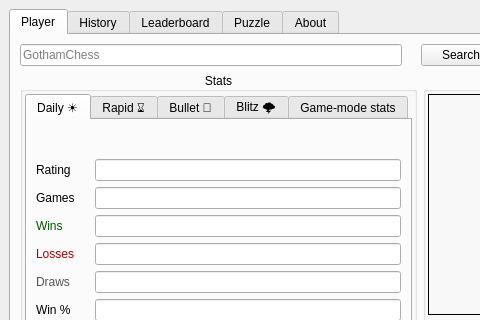
Old version of the form src/interface/main_window.ui in the repository afmdiazh/Chess-Dot-Py; both pictures show x 0 to 480 and y 0 to 320 of the 699 by 600 pixel window.
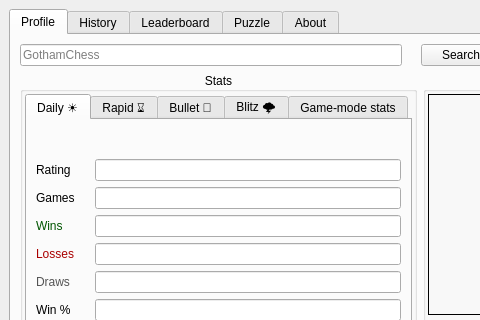
New version of the form. Icons and pictures are not drawn. Custom widgets are drawn as their Qt base class.

Commit message: Rename tab: Player -> Profile

What changed in the file:
```diff
--- a/src/interface/main_window.ui
+++ b/src/interface/main_window.ui
@@ -57,7 +57,7 @@
           </size>
          </property>
          <attribute name="title">
-          <string>Player</string>
+          <string>Profile</string>
          </attribute>
          <layout class="QGridLayout" name="gridLayout_3">
           <item row="0" column="2">
```
The commit also changes 1 other file.
